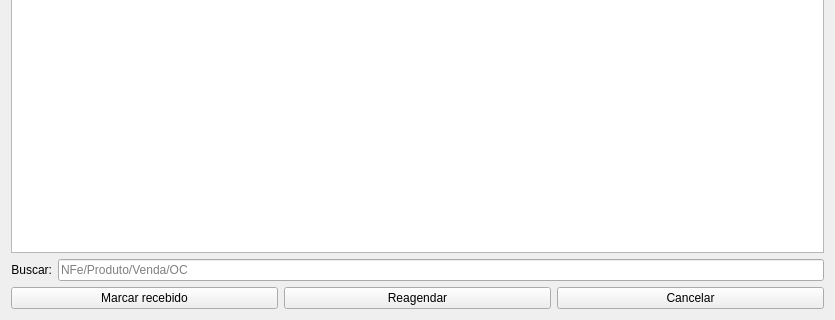
The window that ui/widgetlogisticarecebimento.ui (darktorres/ERP-STACCATO) describes before a commit, drawn with Qt 5; both pictures show x 0 to 835 and y 179 to 499 of the 835 by 499 pixel window.
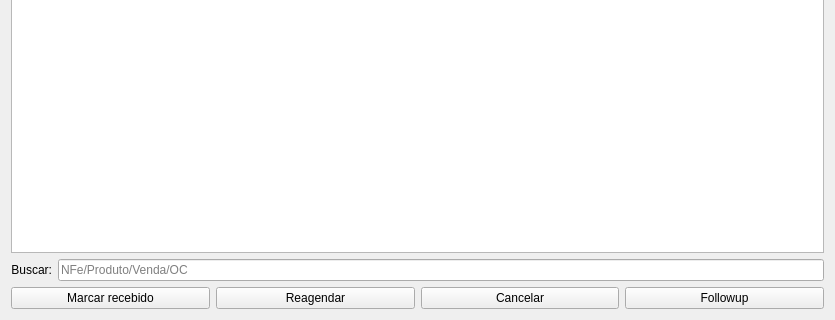
The same window after the commit. Custom widgets are drawn as their Qt base class.

Commit message: Adicionado followup em várias telas

```diff
--- a/ui/widgetlogisticarecebimento.ui
+++ b/ui/widgetlogisticarecebimento.ui
@@ -100,6 +100,13 @@
        </property>
       </widget>
      </item>
+     <item row="0" column="3">
+      <widget class="QPushButton" name="pushButtonFollowup">
+       <property name="text">
+        <string>Followup</string>
+       </property>
+      </widget>
+     </item>
     </layout>
    </item>
   </layout>
```
Left out of the diff: 14 changed lines with no effect on the pictures. The commit also changes 40 other files.
